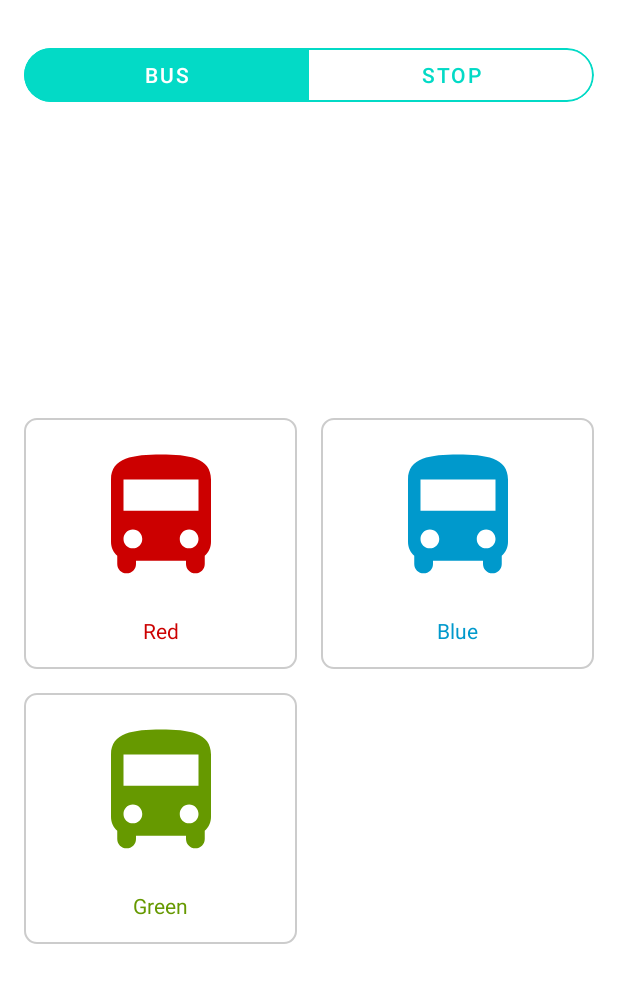
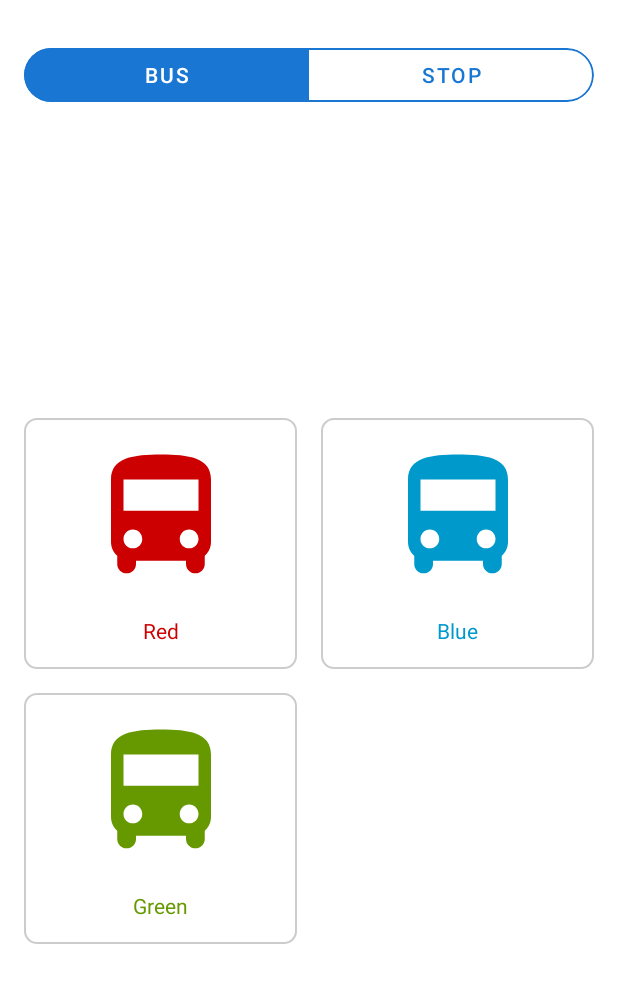
Before and after one commit to lazyyq/HumphreysBus, an Android app: the AllBusAndStopActivity screen opened directly, with no data from a screen before it, on a phone screen of 412 x 824 dp. Shown: the top 983 px of the screen. Run offline under Robolectric (Android 15) with nearby library versions, the phone set to English and light mode, and no system bars.

Commit message:
Some theme & design changes

```diff
--- a/app/src/main/java/kyklab/test/subwaymap/ui/BusDetailsActivity.kt
+++ b/app/src/main/java/kyklab/test/subwaymap/ui/BusDetailsActivity.kt
@@ -98,6 +98,8 @@ class BusDetailsActivity : AppCompatActivity() {
             loadScheduleJob = launch {
                 launch(Dispatchers.Main) {
                     progressBar.visibility = View.VISIBLE
+                    stopNameContainer.removeAllViews()
+                    timeTableContainer.removeAllViews()
                 }
                 // TextViews in header that display stop names
                 val stopNameContainerColumnItems =
@@ -134,7 +136,6 @@ class BusDetailsActivity : AppCompatActivity() {
                     }
                 }
                 launch(Dispatchers.Main) {
-                    timeTableContainer.removeAllViews()
                     val bg = listOf(android.R.color.white, R.color.details_column_lighter_gray)
                     for (i in stopColumns.indices) {
                         timeTableContainer.addView(stopColumns[i])
--- a/app/src/main/res/layout/activity_all_bus_stop_view.xml
+++ b/app/src/main/res/layout/activity_all_bus_stop_view.xml
@@ -14,7 +14,7 @@
         android:layout_marginBottom="16dp"
         app:cardCornerRadius="24dp"
         app:cardElevation="0dp"
-        app:strokeColor="?attr/colorAccent"
+        app:strokeColor="?attr/colorPrimary"
         app:strokeWidth="1dp">
 
         <com.google.android.material.tabs.TabLayout
@@ -22,12 +22,12 @@
             android:layout_width="match_parent"
             android:layout_height="match_parent"
             app:tabGravity="fill"
-            app:tabIndicatorColor="?attr/colorAccent"
+            app:tabIndicatorColor="?attr/colorPrimary"
             app:tabIndicatorGravity="stretch"
             app:tabMaxWidth="0dp"
             app:tabMode="fixed"
             app:tabSelectedTextColor="@android:color/white"
-            app:tabTextColor="?attr/colorAccent" />
+            app:tabTextColor="?attr/colorPrimary" />
     </com.google.android.material.card.MaterialCardView>
 
     <androidx.viewpager2.widget.ViewPager2
--- a/app/src/main/res/layout/fragment_stop_info_dialog.xml
+++ b/app/src/main/res/layout/fragment_stop_info_dialog.xml
@@ -71,7 +71,7 @@
             android:layout_marginEnd="16dp"
             app:cardCornerRadius="24dp"
             app:cardElevation="0dp"
-            app:strokeColor="?attr/colorAccent"
+            app:strokeColor="?attr/colorPrimary"
             app:strokeWidth="1dp">
 
             <com.google.android.material.tabs.TabLayout
@@ -79,12 +79,12 @@
                 android:layout_width="match_parent"
                 android:layout_height="match_parent"
                 app:tabGravity="fill"
-                app:tabIndicatorColor="?attr/colorAccent"
+                app:tabIndicatorColor="?attr/colorPrimary"
                 app:tabIndicatorGravity="stretch"
                 app:tabMaxWidth="0dp"
                 app:tabMode="fixed"
                 app:tabSelectedTextColor="@android:color/white"
-                app:tabTextColor="?attr/colorAccent" />
+                app:tabTextColor="?attr/colorPrimary" />
         </com.google.android.material.card.MaterialCardView>
 
         <androidx.viewpager2.widget.ViewPager2
--- a/app/src/main/res/values/colors.xml
+++ b/app/src/main/res/values/colors.xml
@@ -5,6 +5,12 @@
     <color name="purple_700">#FF3700B3</color>
     <color name="teal_200">#FF03DAC5</color>
     <color name="teal_700">#FF018786</color>
+
+    <color name="color_primary">#FF1976D2</color>
+    <color name="color_primary_variant">#FF004BA0</color>
+    <color name="color_secondary">#FFC2185B</color>
+    <color name="color_secondary_variant">#FF8C0032</color>
+
     <color name="black">#FF000000</color>
     <color name="white">#FFFFFFFF</color>
 
--- a/app/src/main/res/values/themes.xml
+++ b/app/src/main/res/values/themes.xml
@@ -1,6 +1,14 @@
 <resources xmlns:tools="http://schemas.android.com/tools">
     <!-- Base application theme. -->
     <style name="Theme.SubwayMapTest" parent="Theme.MaterialComponents.Light.NoActionBar">
+        <!-- Primary brand color. -->
+        <item name="colorPrimary">@color/color_primary</item>
+        <item name="colorPrimaryVariant">@color/color_primary_variant</item>
+        <item name="colorOnPrimary">@color/white</item>
+        <!-- Secondary brand color. -->
+        <item name="colorSecondary">@color/color_secondary</item>
+        <item name="colorSecondaryVariant">@color/color_secondary_variant</item>
+        <item name="colorOnSecondary">@color/black</item>
         <!-- Status bar color. -->
         <item name="android:statusBarColor" tools:targetApi="l">?colorSurface</item>
         <item name="android:windowLightStatusBar">true</item>
```
